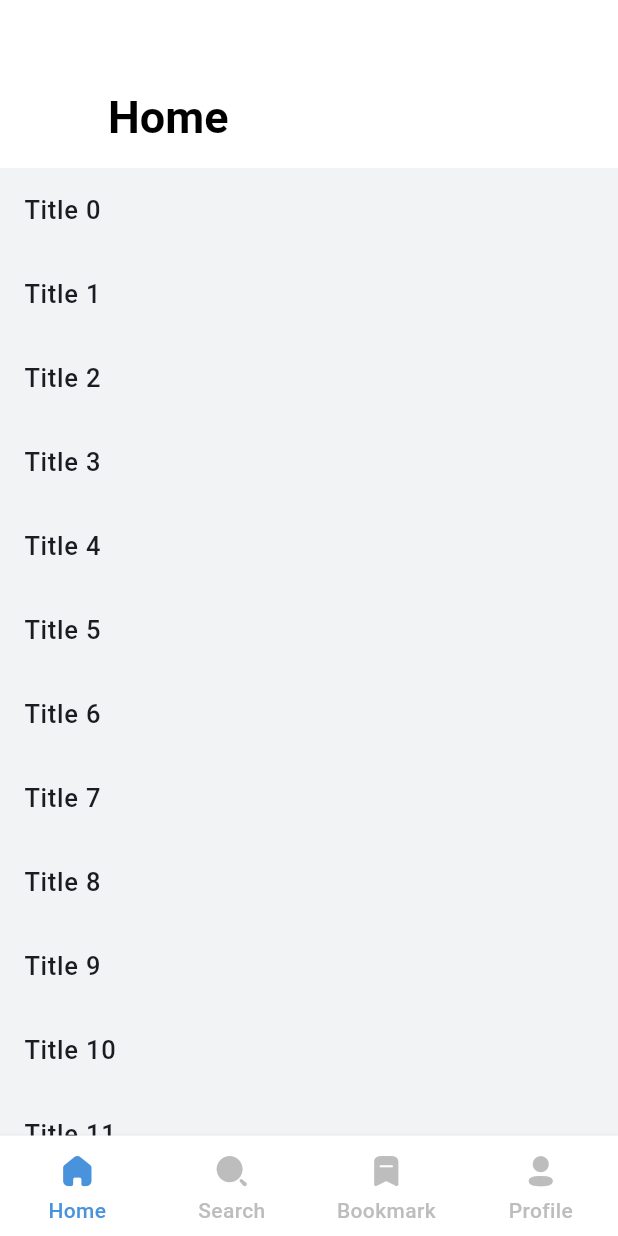
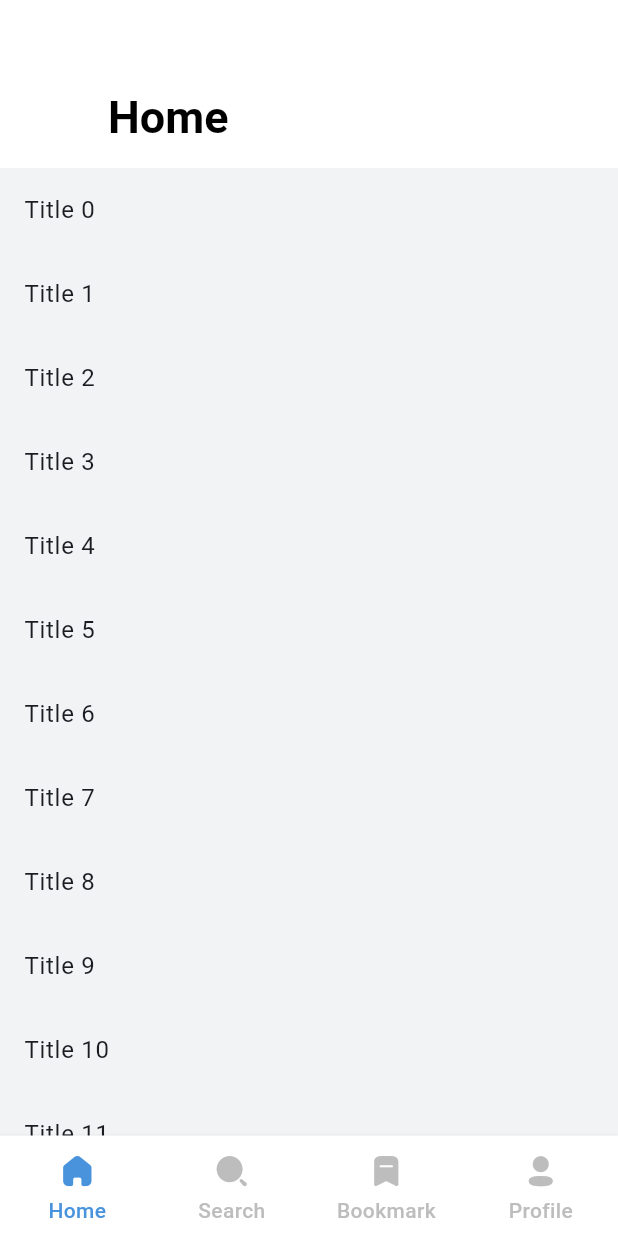
Before and after one commit to Riksuz08/AsiaPosuda, a Flutter app: the screen it shows after launch, on a phone screen of 412 x 824 dp. Run offline on Flutter 3.47's test engine with Material 2 defaults, Android fonts, the phone set to English and light mode, and no system bars; drawn by our look-alikes of keyboard_dismisser; our stand-ins replace connectivity_plus, dio, flutter_bloc, freezed_annotation, get_it, hive and 2 more; missing offline and left inert: chuck_interceptor, dio_retry_plus, translator; accounts and stored records are empty; generated files the repository leaves out were written again; Roboto replaces fonts that are missing (SFPro).

Commit message:
package update, git remove file

```diff
--- a/lib/main.dart
+++ b/lib/main.dart
@@ -61,14 +61,11 @@ class MainApp extends StatelessWidget {
         child: KeyboardDismisser(
           child: Builder(
             builder: (ctx) {
-              final options = AppOptions.of(ctx);
+              final AppOptions options = AppOptions.of(ctx);
               return MaterialApp(
                 /// title
                 onGenerateTitle: (context) =>
                     AppTranslations.of(context).appTitle,
-                scrollBehavior: const MaterialScrollBehavior().copyWith(
-                  scrollbars: false,
-                ),
                 debugShowCheckedModeBanner: false,
                 navigatorKey: AppConstants.navigatorKey,
                 scaffoldMessengerKey: AppConstants.scaffoldMessengerKey,
--- a/lib/src/config/routes/app_routes.dart
+++ b/lib/src/config/routes/app_routes.dart
@@ -1,9 +1,9 @@
 class AppRoutes {
   AppRoutes._();
 
-  static const initial = '/';
-  static const main = '/main';
-  static const internetConnection = '/internet_connection';
-  static const settings = '/settings';
-  static const auth = '/auth';
+  static const String initial = '/';
+  static const String main = '/main';
+  static const String internetConnection = '/internet_connection';
+  static const String settings = '/settings';
+  static const String auth = '/auth';
 }
--- a/lib/src/config/themes/app_styles.dart
+++ b/lib/src/config/themes/app_styles.dart
@@ -1,27 +1,22 @@
 import 'package:flutter/material.dart';
 
 import 'app_colors.dart';
-
-const sfPro = 'SFPro';
 
 class AppStyles {
   AppStyles._();
 
   static const appBarTitle = TextStyle(
-    fontFamily: "SFPro",
     color: AppColors.black,
     fontSize: 20,
     fontWeight: FontWeight.w600,
   );
   static const appBarDarkTitle = TextStyle(
-    fontFamily: "SFPro",
     color: AppColors.white,
     fontSize: 20,
     fontWeight: FontWeight.w600,
   );
 
   static const buttonStyle = TextStyle(
-    fontFamily: "SFPro",
     color: AppColors.white,
     fontSize: 17,
     fontWeight: FontWeight.w600,
--- a/lib/src/config/themes/app_themes.dart
+++ b/lib/src/config/themes/app_themes.dart
@@ -3,7 +3,7 @@ import 'package:flutter/services.dart';
 import 'package:sample_bloc_mobile/src/config/themes/app_colors.dart';
 import 'package:sample_bloc_mobile/src/config/themes/app_styles.dart';
 
-abstract class AppThemes {
+class AppThemes {
   AppThemes._();
 
   static final ThemeData light = ThemeData(
@@ -12,7 +12,6 @@ abstract class AppThemes {
     brightness: Brightness.light,
     colorSchemeSeed: AppColors.blue,
     scaffoldBackgroundColor: AppColors.backgroundLight,
-    backgroundColor: AppColors.backgroundLight,
     cardColor: AppColors.cardBackgroundLight,
     elevatedButtonTheme: ElevatedButtonThemeData(
       style: ButtonStyle(
@@ -107,21 +106,20 @@ abstract class AppThemes {
       toolbarHeight: kToolbarHeight,
     ),
     textTheme: const TextTheme(
-      bodyText1: TextStyle(
+      bodyMedium: TextStyle(
         color: AppColors.black,
         fontWeight: FontWeight.w500,
         fontSize: 17,
       ),
-      bodyText2: TextStyle(
+      bodySmall: TextStyle(
         color: AppColors.black,
         fontWeight: FontWeight.w500,
         fontSize: 17,
       ),
-      headline6: TextStyle(
+      bodyLarge: TextStyle(
         color: AppColors.black,
       ),
     ),
-    fontFamily: 'SFPro',
   );
 
   static final ThemeData dark = ThemeData(
@@ -133,7 +131,6 @@ abstract class AppThemes {
     cardColor: AppColors.cardBackgroundDark,
     visualDensity: VisualDensity.adaptivePlatformDensity,
     scaffoldBackgroundColor: AppColors.backgroundDark,
-    backgroundColor: AppColors.backgroundDark,
     bottomSheetTheme: const BottomSheetThemeData(
       elevation: 0,
       backgroundColor: AppColors.cardBackgroundDark,
@@ -188,17 +185,16 @@ abstract class AppThemes {
       backgroundColor: AppColors.cardBackgroundDark,
     ),
     textTheme: const TextTheme(
-      bodyText1: TextStyle(
+      bodySmall: TextStyle(
         color: AppColors.white,
         fontWeight: FontWeight.w500,
         fontSize: 17,
       ),
-      bodyText2: TextStyle(
+      bodyMedium: TextStyle(
         color: AppColors.white,
         fontWeight: FontWeight.w500,
         fontSize: 17,
       ),
     ),
-    fontFamily: 'SFPro',
   );
 }
--- a/lib/src/presentation/components/bottom_sheet/custom_bottom_sheet.dart
+++ b/lib/src/presentation/components/bottom_sheet/custom_bottom_sheet.dart
@@ -2,7 +2,6 @@ import 'dart:io';
 
 import 'package:flutter/cupertino.dart';
 import 'package:flutter/material.dart';
-import 'package:sample_bloc_mobile/src/config/themes/app_colors.dart';
 import 'package:sample_bloc_mobile/src/core/l10n/translations.dart';
 
 Future<T?> customBottomSheet<T>({
@@ -23,7 +22,6 @@ Future<T?> cupertinoSheet<T>({
   required Widget title,
   required List<Widget> children,
 }) async {
-  final size = MediaQuery.of(context).size;
   if (Platform.isIOS) {
     return await showCupertinoModalPopup(
       context: context,
```
Also changed, not shown: lib/src/config/themes/app_utils.dart (+0 -7 lines), lib/src/domain/network/api_client.dart (+14 -5 lines), lib/src/domain/network/server_error.dart (+5 -5 lines), lib/src/domain/repositories/auth_repository.dart (+31 -22 lines), pubspec.yaml (+16 -18 lines), pubspec.lock (deleted), 5 other files.
